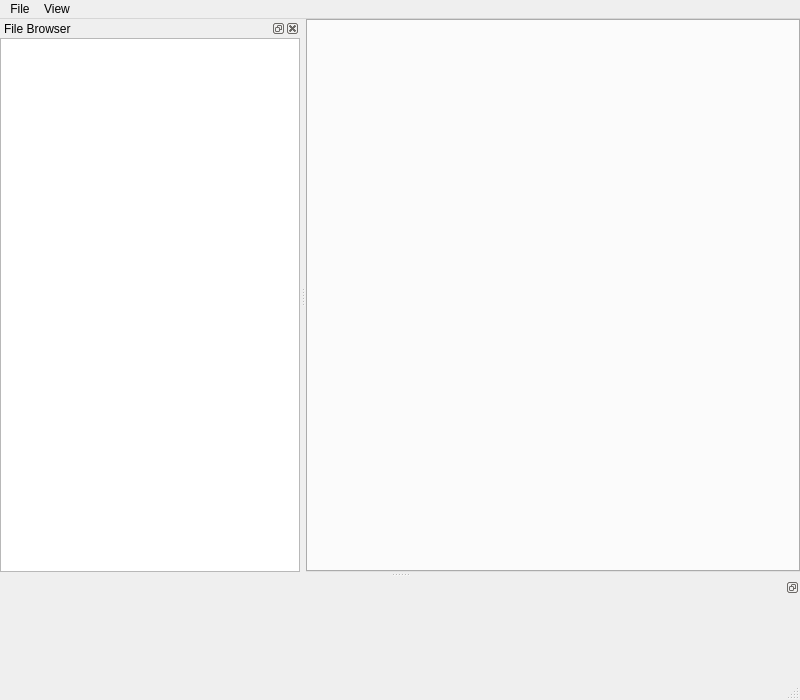
Above: tools/release/mcrl2-gui/mainwindow.ui from mCRL2org/mCRL2 before the change. Below: the same form after it.
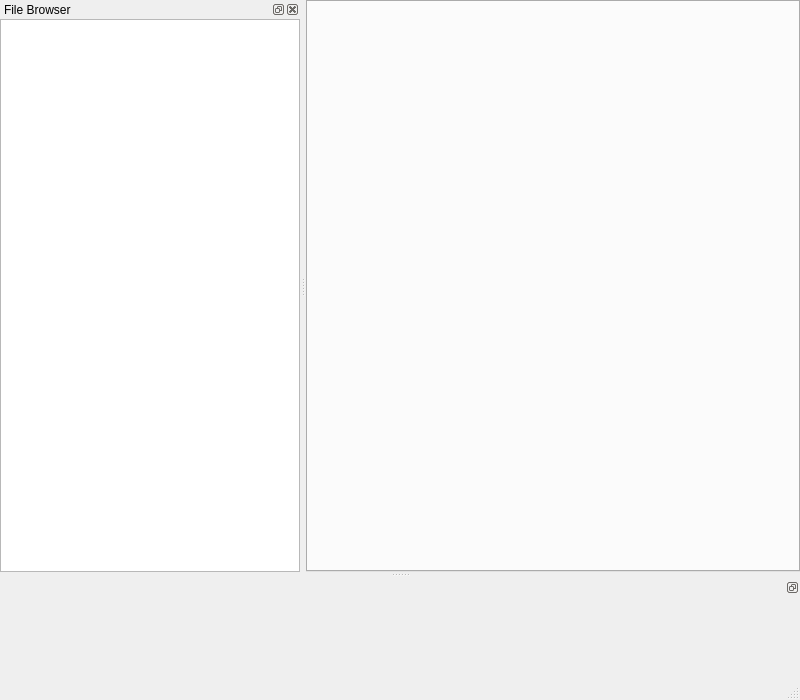
That is the form after the change. Icons and pictures are not drawn. Custom widgets are drawn as their Qt base class.

Commit message:
mcrl2-gui: fix menus
fixes #1331

```diff
--- a/tools/release/mcrl2-gui/mainwindow.ui
+++ b/tools/release/mcrl2-gui/mainwindow.ui
@@ -49,26 +49,6 @@
      <height>21</height>
     </rect>
    </property>
-   <widget class="QMenu" name="menuFile">
-    <property name="title">
-     <string>File</string>
-    </property>
-    <addaction name="actionNew_File"/>
-    <addaction name="actionNew_Folder"/>
-    <addaction name="separator"/>
-    <addaction name="actionOpen_File"/>
-    <addaction name="actionDelete_File"/>
-    <addaction name="separator"/>
-    <addaction name="actionExit"/>
-   </widget>
-   <widget class="QMenu" name="menuView">
-    <property name="title">
-     <string>View</string>
-    </property>
-    <addaction name="actionReset_perspective"/>
-   </widget>
-   <addaction name="menuFile"/>
-   <addaction name="menuView"/>
   </widget>
   <widget class="QStatusBar" name="statusBar"/>
   <widget class="QDockWidget" name="dockOutput">
```
Left out of the diff: 20 changed lines with no effect on the pictures. The commit also changes 1 other file.
